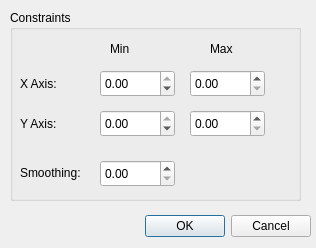
Qt form AerOpt/Gui/Gui/Dialogs/ConstraintsDialog.ui (DrBenEvans/AerOptGUI) before a commit.
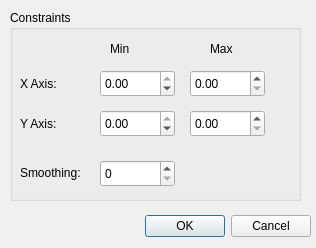
The same form after that commit.

```diff
--- a/AerOpt/Gui/Gui/Dialogs/ConstraintsDialog.ui
+++ b/AerOpt/Gui/Gui/Dialogs/ConstraintsDialog.ui
@@ -197,6 +197,12 @@
       <height>27</height>
      </rect>
     </property>
+    <property name="decimals">
+     <number>0</number>
+    </property>
+    <property name="maximum">
+     <double>10.000000000000000</double>
+    </property>
    </widget>
   </widget>
  </widget>
```
